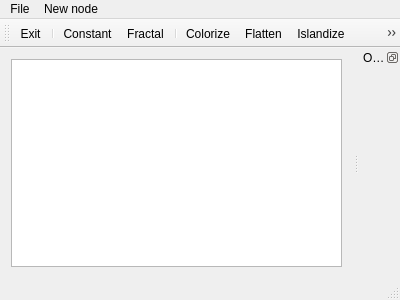
Old version of the form forms/mainwindow.ui in the repository yblein/mmgui.
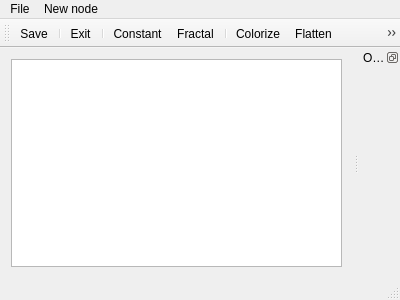
New version of the form.

The edit to the form file:
```diff
--- a/forms/mainwindow.ui
+++ b/forms/mainwindow.ui
@@ -71,6 +71,8 @@
    <attribute name="toolBarBreak">
     <bool>false</bool>
    </attribute>
+   <addaction name="actionSave"/>
+   <addaction name="separator"/>
    <addaction name="actionExit"/>
    <addaction name="separator"/>
    <addaction name="actionConstant"/>
@@ -163,6 +165,17 @@
     <string>New constant generator</string>
    </property>
   </action>
+  <action name="actionSave">
+   <property name="text">
+    <string>Save</string>
+   </property>
+   <property name="toolTip">
+    <string>Save the current map</string>
+   </property>
+   <property name="shortcut">
+    <string>Ctrl+S</string>
+   </property>
+  </action>
  </widget>
  <layoutdefault spacing="6" margin="11"/>
  <resources/>
```
Left out of the diff: 2 changed lines with no effect on the pictures.
